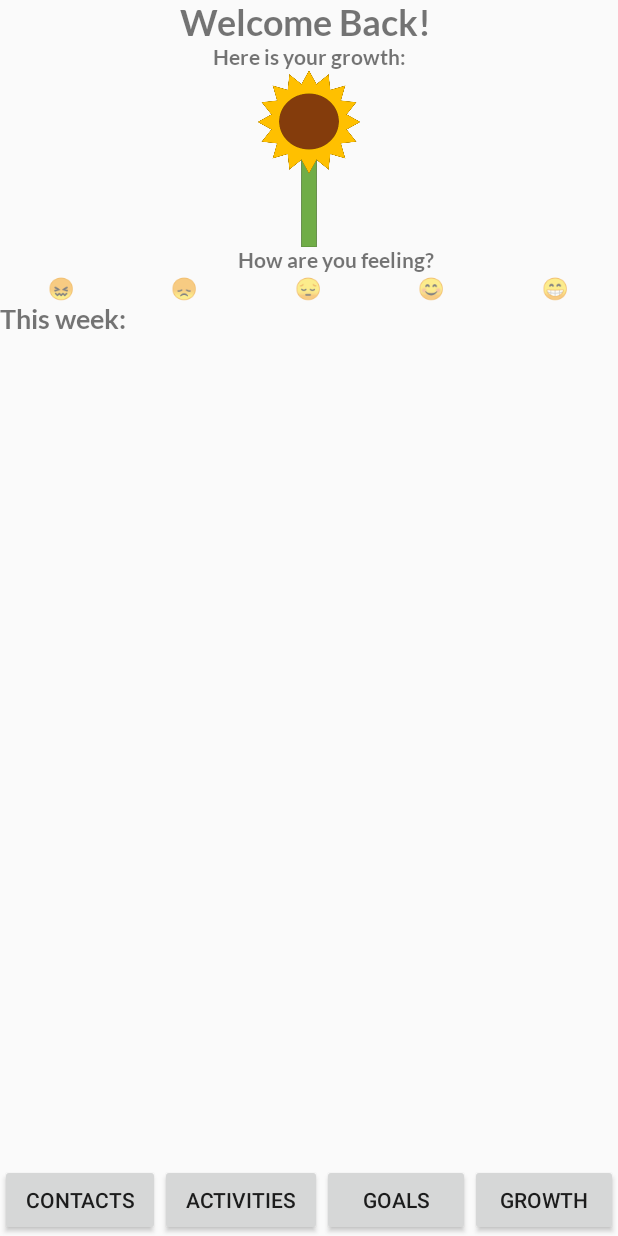
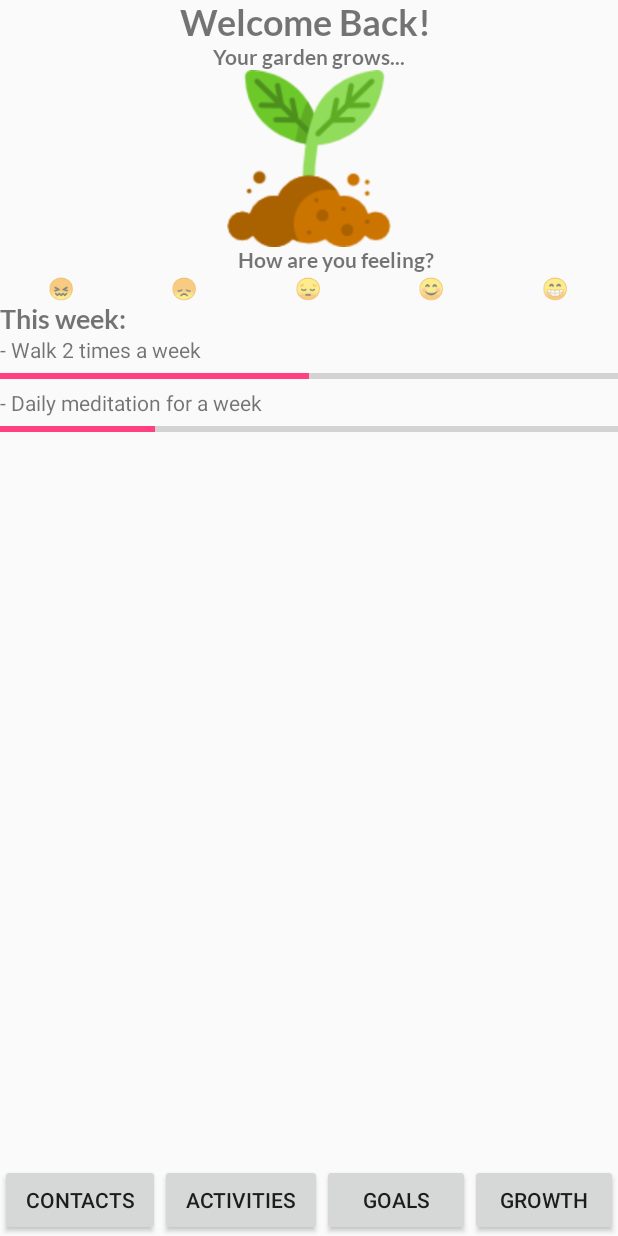
Before and after one commit to cfg-columbus18/team-8, an Android app: the MainActivity screen opened directly, with no data from a screen before it, on a phone screen of 412 x 824 dp. Run offline under Robolectric (Android 15) with nearby library versions, the phone set to English and light mode, and no system bars; Roboto replaces fonts that are not available here.

Commit message:
Updated Main Activity

```diff
--- a/app/src/main/res/layout/activity_main.xml
+++ b/app/src/main/res/layout/activity_main.xml
@@ -26,14 +26,14 @@
             android:layout_height="wrap_content"
             android:fontFamily="@font/lato_bold"
             android:gravity="center"
-            android:text="Here is your growth:"
+            android:text="Your garden grows..."
             android:textSize="14sp" />
 
         <ImageView
             android:layout_width="match_parent"
             android:layout_height="118dp"
             android:layout_weight=".4"
-            android:src="@drawable/sunflower" />
+            android:src="@drawable/sprout" />
 
         <TextView
             android:layout_width="match_parent"
@@ -103,6 +103,33 @@
             android:text="This week:"
             android:textSize="18sp" />
 
+        <TextView
+            android:layout_width="match_parent"
+            android:layout_height="wrap_content"
+            android:text="- Walk 2 times a week" />
+
+        <ProgressBar
+            android:id="@+id/progressBar"
+            style="?android:attr/progressBarStyleHorizontal"
+            android:layout_width="match_parent"
+            android:layout_height="wrap_content"
+            android:indeterminate="false"
+            android:max="100"
+            android:progress="50" />
+
+        <TextView
+            android:layout_width="match_parent"
+            android:layout_height="wrap_content"
+            android:text="- Daily meditation for a week" />
+
+        <ProgressBar
+            android:id="@+id/progressBar3"
+            style="?android:attr/progressBarStyleHorizontal"
+            android:layout_width="match_parent"
+            android:layout_height="wrap_content"
+            android:max="100"
+            android:progress="25" />
+
     </LinearLayout>
 
     <LinearLayout
```
Also changed, not shown: app/src/main/res/drawable/sprout.png (added), app/src/main/res/drawable/sunflower.png (deleted).
